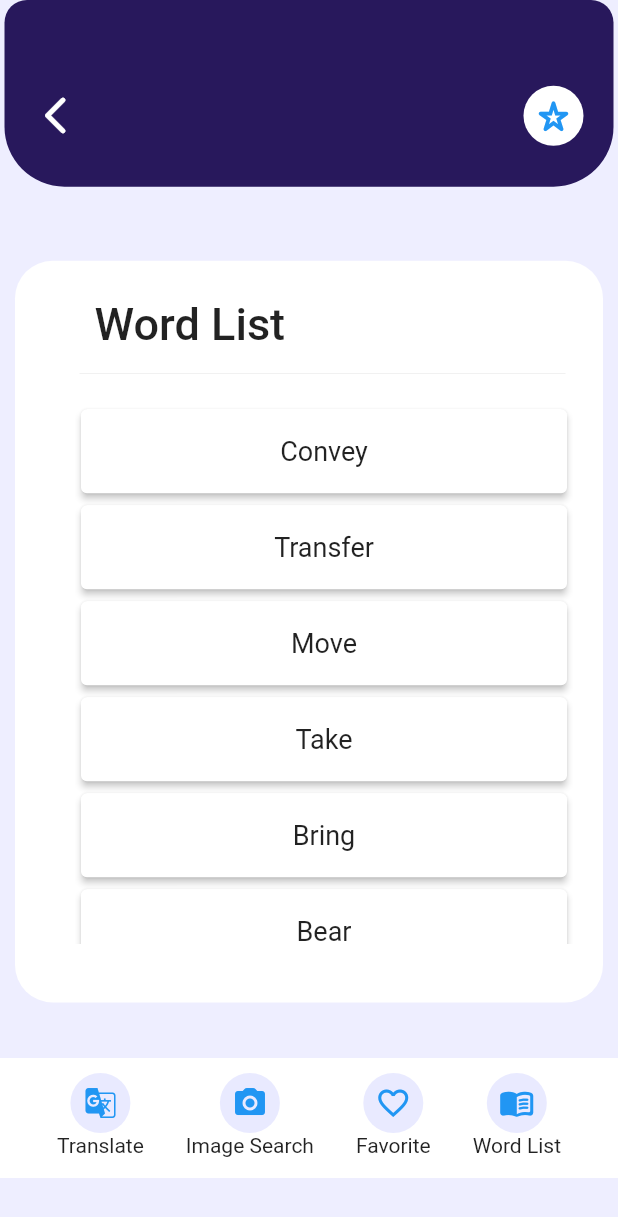
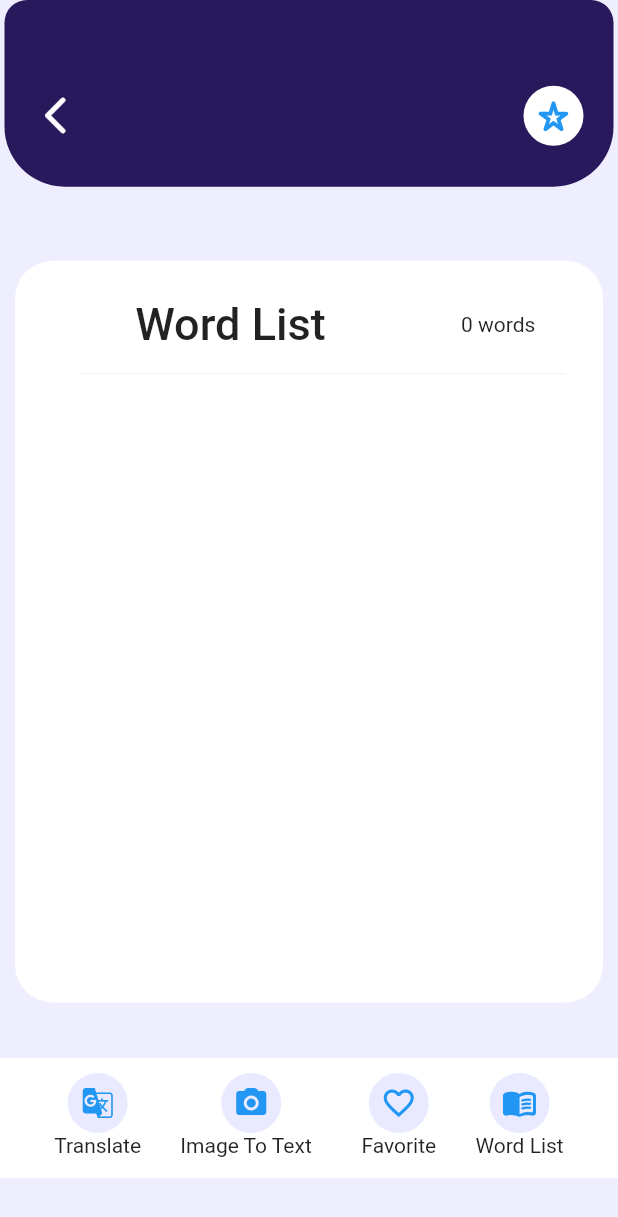
Before and after one commit to SouravBarman001/Easy-Dictionary, a Flutter app: the screen it shows after launch, after a tap on "Word List", on a phone screen of 412 x 824 dp. Shown: the top 1217 px of the screen. Run offline on Flutter 3.47's test engine with Material 2 defaults, Android fonts, the phone set to English and light mode, and no system bars; our stand-ins replace flutter_html, get, hive, hive_flutter; missing offline and left inert: translator; accounts and stored records are empty.

Commit message:
add details info with a dialog

```diff
--- a/lib/controller/data_item_controller.dart
+++ b/lib/controller/data_item_controller.dart
@@ -89,8 +89,10 @@ class DataItemController extends ChangeNotifier{
          }
 
          print('Data stored successfully.');
+
        }else{
          print('box is not empty');
+
        }
 
     } catch (e) {
--- a/lib/controller/word_list_controller.dart
+++ b/lib/controller/word_list_controller.dart
@@ -0,0 +1,21 @@
+import 'dart:core';
+
+import 'package:flutter/material.dart';
+import 'package:hive/hive.dart';
+
+import '../hivedb/word.dart';
+
+class WordListController extends ChangeNotifier {
+  static List<dynamic> allWords = [];
+
+Future<List<dynamic>> getWordListTwo() async {
+     print('from getWordListTwo');
+    // Perform search operation based on the "en" field
+    final box = Hive.box<Word>('dataBox');
+    allWords = box.values.toList();
+    return allWords;
+}
+
+
+
+}
--- a/lib/main.dart
+++ b/lib/main.dart
@@ -6,6 +6,7 @@ import 'package:provider/provider.dart';
 
 import 'controller/data_item_controller.dart';
 import 'controller/home_screen_controller.dart';
+import 'controller/word_list_controller.dart';
 import 'controller/word_meaning_controller.dart';
 
 import 'hivedb/word.dart';
@@ -18,11 +19,14 @@ Future<void> main() async {
   Hive.registerAdapter(WordAdapter());
   // Open the box
   await Hive.openBox<Word>('dataBox');
-//  DataItemController dataItemController = DataItemController();
+  DataItemController dataItemController = DataItemController();
+  dataItemController.storeData();
+
   runApp(MultiProvider(
       providers: [
         ChangeNotifierProvider(create: (_)=>HomeScreenController()),
         ChangeNotifierProvider(create: (_)=> WordMeaningController()),
+        ChangeNotifierProvider(create: (_)=> WordListController()),
 
       ],
       child: const MyApp()));
--- a/lib/screens/common_screens/words_meaning.dart
+++ b/lib/screens/common_screens/words_meaning.dart
@@ -347,7 +347,7 @@ class _WordMeaningState extends State<WordMeaning>
                   SizedBox(
               height: visibilityCheck == false || searchResults.isEmpty  ? Get.height * .064 : Get.height * .064,
             ),
-            const BottomNavWidget(),
+               const BottomNavWidget(),
           ],
         ),
       )),
--- a/lib/screens/home_screen.dart
+++ b/lib/screens/home_screen.dart
@@ -1,4 +1,5 @@
 import 'package:dictionary_app/controller/home_screen_controller.dart';
+import 'package:dictionary_app/controller/word_list_controller.dart';
 import 'package:flutter/material.dart';
 import 'package:get/get.dart';
 import 'package:provider/provider.dart';
@@ -16,15 +17,8 @@ class HomeScreen extends StatefulWidget {
 class _HomeScreenState extends State<HomeScreen> {
 
   final TextEditingController _textEditingController = TextEditingController();
-  DataItemController dataItemController = DataItemController();
   HomeScreenController homeScreenController = HomeScreenController();
 
-  @override
-  void initState() {
-    // TODO: implement initState
-    super.initState();
-    dataItemController.storeData();
-  }
 
   @override
   Widget build(BuildContext context) {
--- a/lib/screens/word_list.dart
+++ b/lib/screens/word_list.dart
@@ -2,8 +2,11 @@ import 'package:flutter/material.dart';
 import 'package:flutter_html/flutter_html.dart';
 import 'package:get/get.dart';
 import 'package:path/path.dart';
+import 'package:provider/provider.dart';
 
 import '../../widgets/bottom_nav_widget.dart';
+import '../controller/word_list_controller.dart';
+import '../hivedb/word.dart';
 
 class WordList extends StatefulWidget {
   const WordList({super.key});
@@ -13,59 +16,18 @@ class WordList extends StatefulWidget {
 }
 
 class _WordListState extends State<WordList> with TickerProviderStateMixin{
+  WordListController wordListController = WordListController();
 
-  final List<String> sents = [
-    "Now, large supermarkets <b>carry</b> as many as 20,000 different food items on their shelves.",
-    "A few newspapers did <b>carry</b> the story but wildly distorted the facts, greatly upsetting the brothers."
-  ];
-
-  // ignore: non_constant_identifier_names
-  final List<String> en_syns = [
-    "convey",
-    "transfer",
-    "move",
-    "take",
-    "bring",
-    "bear",
-    "lug",
-    "tote",
-    "fetch",
-    "cart"
-  ];
-
-  // ignore: non_constant_identifier_names
-  final List<String> bn_syns = [
-    "বয়ে নিয়ে যাওয়া",
-    "বহন করা",
-    "টানা",
-    "বহিয়া লইয়া যাত্তয়া",
-    "সংবাহন করা",
-    "ধারণ করা",
-    "ভারবহন করা",
-    "ঘটান",
-    "নেত্তয়া",
-    "লত্তয়া",
-    "বলপূর্বক অধিকার করা",
-    "জের টানা",
-    "আচরণ করা",
-    "দেহভঙ্গি করা",
-    "গর্ভবতী হত্তয়া",
-    "পৌঁছাইয়া দেত্তয়া",
-    "পৌঁছান",
-    "লাভ করা",
-    "প্রকাশ করা",
-    "প্রসারিত হত্তয়া",
-    "বহা",
-    "ব্যাপ্ত হত্তয়া",
-    "বহন"
-  ];
-
-
-
+  @override
+  void initState() {
+    // TODO: implement initState
+    super.initState();
+    wordListController.getWordListTwo();
+  }
 
   @override
   Widget build(BuildContext context) {
-    TabController tabController = TabController(length: 3, vsync:this);
+   // final englishWordsCount = Provider.of<WordListController>(context);
 
     return Scaffold(
       backgroundColor: const Color(0xffeeeeff),
@@ -138,12 +100,14 @@ class _WordListState extends State<WordList> with TickerProviderStateMixin{
                     child: SingleChildScrollView(
                       child: Column(
                         children: [
-                          const Row(
+                           Row(
+                             mainAxisAlignment: MainAxisAlignment.spaceAround,
                             children: [
 
-                              SizedBox(width: 18,),
-                              Text('Word List',style: TextStyle(fontSize: 30,fontWeight: FontWeight.w500),),
-
+                             // const SizedBox(width: 18,),
+                              const Text('Word List',style: TextStyle(fontSize: 30,fontWeight: FontWeight.w500),),
+                            //  const SizedBox(width: 18,),
+                              Text("${WordListController.allWords.length} words")
 
                             ],
                           ),
@@ -164,16 +128,44 @@ class _WordListState extends State<WordList> with TickerProviderStateMixin{
                             // color: Colors.lightBlue,
                             child:  Align(
                               // alignment: Alignment.topCenter,
-                              child:ListView.builder(
-                                itemCount: en_syns.length,
+                              child:FutureBuilder<List<dynamic>>(
+                                future: Provider.of<WordListController>(context).getWordListTwo(),
+                                builder: (context, snapshot) {
+                                  if (snapshot.connectionState == ConnectionState.waiting) {
+                                    // Future is still loading
+                                    return const Center(child: CircularProgressIndicator());
+                                  } else if (snapshot.hasError) {
+                                    // Future loading failed
+                                    return const Center(child: Text('Error loading data'));
+                                  } else {
+                                    // Future loading completed, display the data
+                                    List<dynamic> englishWords = snapshot.data ?? [];
+                                    return ListView.builder(
+                                      itemCount: englishWords.length,
                                       itemBuilder: (BuildContext context, int index) {
+                                        final word = englishWords[index];
+
+                                        var serialIndex = index+1;
                                         return Card(
                                           elevation: 2,
                                           child: ListTile(
-                                      // titleAlignment: ListTileTitleAlignment.center,
-                                      title: Text(en_syns[index].toString().capitalizeFirst!,textAlign: TextAlign.center,style: const TextStyle(fontSize: 18,fontWeight: FontWeight.w400),),
+                                            leading: Text(serialIndex.toString()),
+                                            title: Text(
+                                              englishWords[index].en.toString().toString(),
+                                              textAlign: TextAlign.center,
+                                              style: const TextStyle(fontSize: 18, fontWeight: FontWeight.w400),
+                                            ),
+                                            trailing: IconButton(
+                                                onPressed: () {
+                                                 // Handle button click to show word details
+                                                  _showWordDetails(context,word);
+                                                },
+                                                icon: const Icon(Icons.info_outline)),
                                           ),
                                         );
+                                      },
+                                    );
+                                  }
                                 },
                               ),
                             ),
@@ -193,4 +185,32 @@ class _WordListState extends State<WordList> with TickerProviderStateMixin{
           )),
     );
   }
+  void _showWordDetails(BuildContext context, word) {
+    showDialog(
+      context: context,
+      builder: (context) {
+        return AlertDialog(
+          title: const Text('Word Details'),
+          content: Column(
+            crossAxisAlignment: CrossAxisAlignment.start,
+            mainAxisSize: MainAxisSize.min,
+            children: [
+              Text('English Word: ${word.en}'),
+              Text('Bengali Word: ${word.bn}'),
+              Text('Bengali Synonyms: ${word.bnSyns.join(', ')}'),
+              Text('English Synonyms: ${word.enSyns.join(', ')}'),
+            ],
+          ),
+          actions: [
+            TextButton(
+              onPressed: () {
+                Navigator.of(context).pop();
+              },
+              child: const Text('Close'),
+            ),
+          ],
+        );
+      },
+    );
   }
+}
--- a/lib/widgets/bottom_nav_widget.dart
+++ b/lib/widgets/bottom_nav_widget.dart
@@ -50,7 +50,7 @@ class BottomNavWidget extends StatelessWidget {
                     Icons.camera_alt_rounded,
                     color: Colors.blue,
                   )),
-              const Text('Image Search'),
+              const Text('Image To Text  '),
             ],
           ),
           Column(
```
Lines whose indentation alone changed are shown as unchanged.
